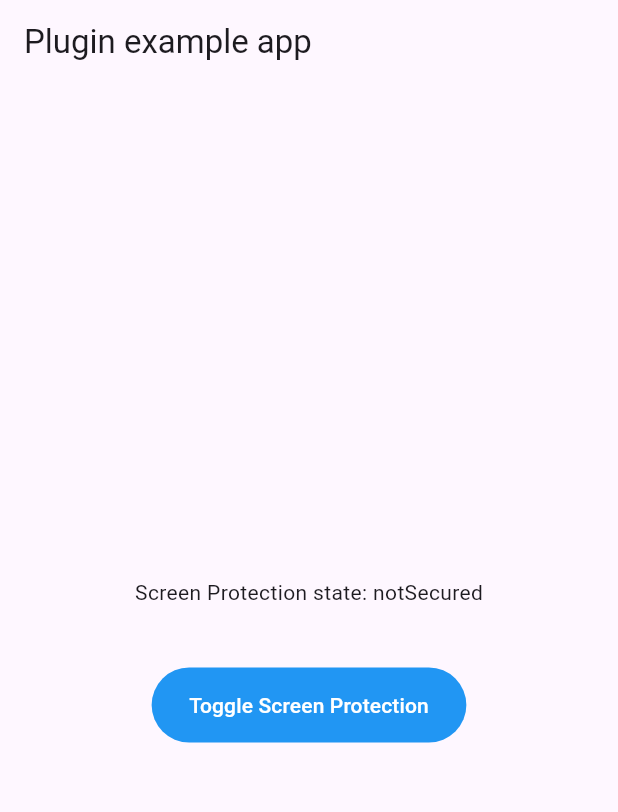
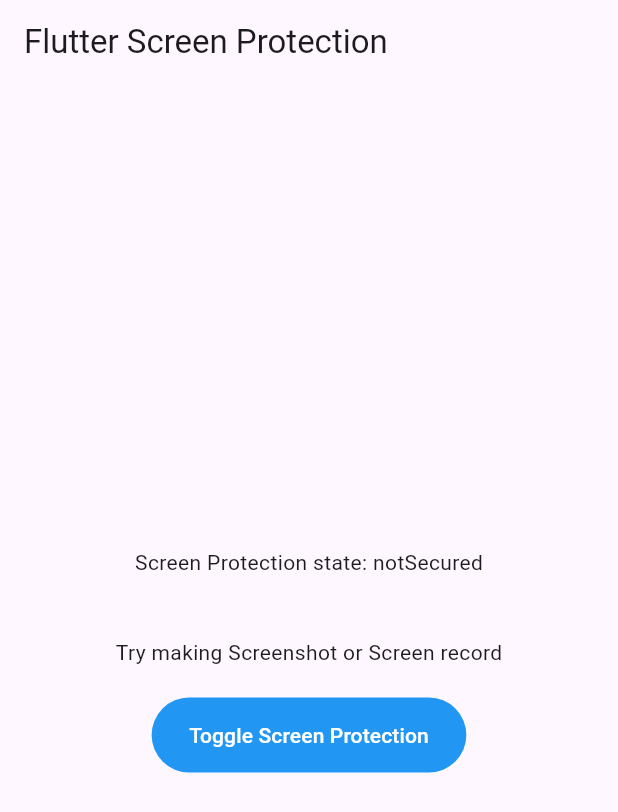
Before and after one commit to skanderhamdi/screen_protection, a Flutter app: the screen it shows after launch, after a tap on "Toggle Screen Protection", on a phone screen of 412 x 824 dp. Shown: the top 812 px of the screen. Run offline on Flutter 3.47's test engine with Material 3 defaults, Android fonts, the phone set to English and light mode, and no system bars; our stand-ins replace plugin_platform_interface.

Commit message:
- Remove Log.d() - Fix plugin example page

```diff
--- a/example/lib/main.dart
+++ b/example/lib/main.dart
@@ -46,7 +46,7 @@ class _MyAppState extends State<MyApp> {
     return MaterialApp(
       home: Scaffold(
         appBar: AppBar(
-          title: const Text('Plugin example app'),
+          title: const Text('Flutter Screen Protection'),
         ),
         body: Center(
           child: Column(
@@ -56,18 +56,18 @@ class _MyAppState extends State<MyApp> {
             children: [
               Text('Screen Protection state: ${screenProtectionState.name}\n'),
               const SizedBox(height: 20),
+              const Text('Try making Screenshot or Screen record'),
+              const SizedBox(height: 20),
               TextButton(
                   style: TextButton.styleFrom(
                     backgroundColor: Colors.blue,
                     padding: const EdgeInsets.symmetric(vertical: 15, horizontal: 25)
                   ),
                   onPressed: () async {
-                    print("tapped");
                     await screenProtectionPlugin.toggleScreenSecurity();
                     init();
-                    print("end tapped");
                   },
-                  child: Text("Toggle Screen Protection", style: TextStyle(color: Colors.white))
+                  child: const Text("Toggle Screen Protection", style: TextStyle(color: Colors.white))
               )
             ]
           )
```
Also changed, not shown: 1 other file.
